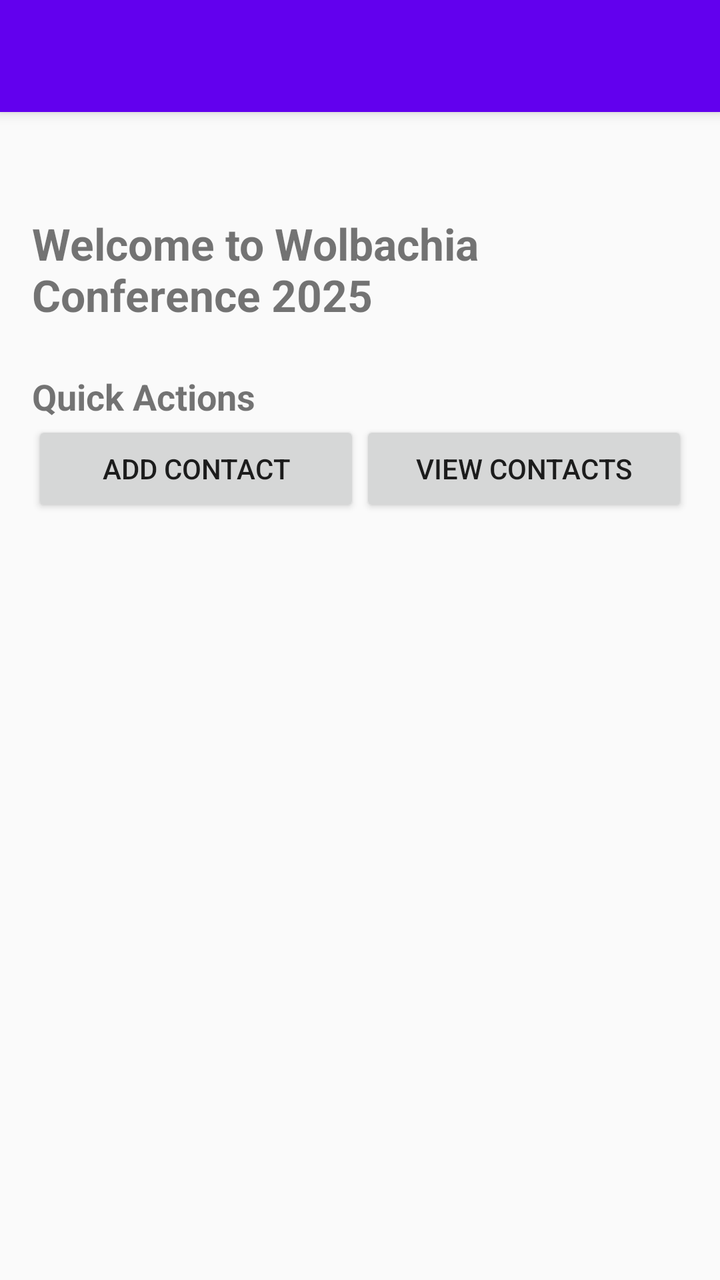
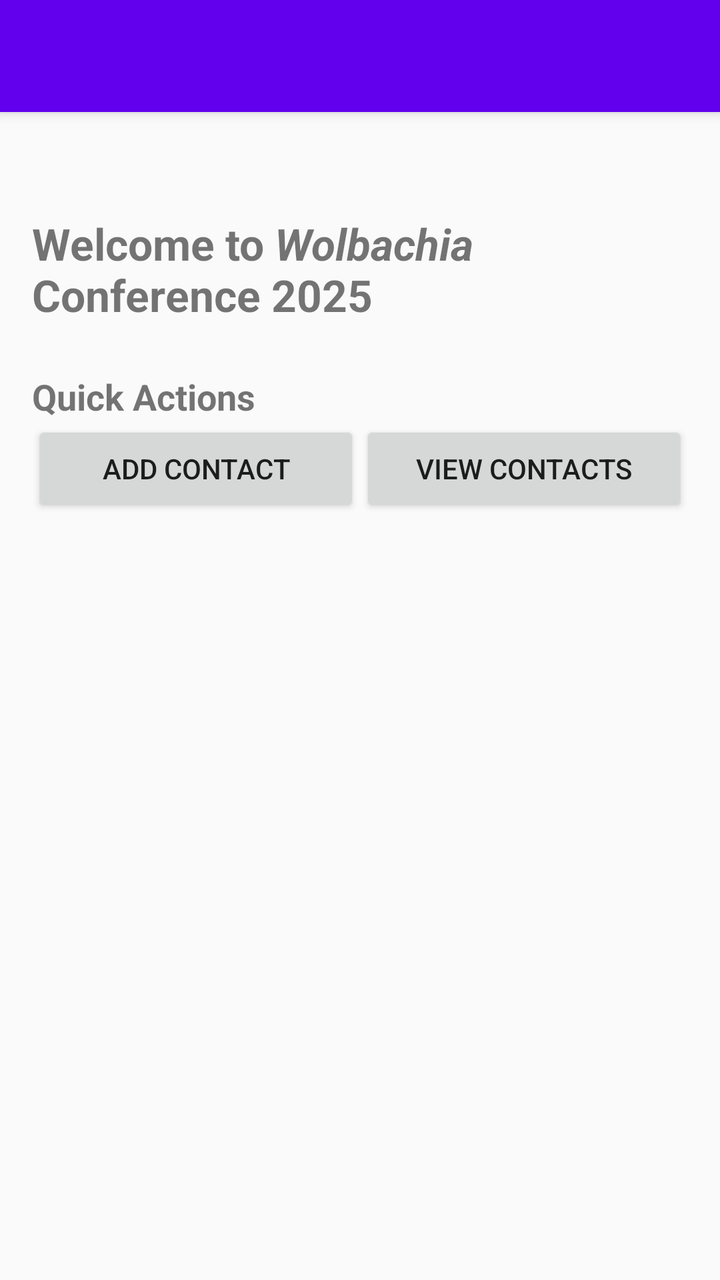

An Android layout rendered at two revisions. The XML below is the earlier revision; the diff shows what the commit changed to produce the second picture.
<!-- AndroidManifest.xml: application theme AppTheme -->
<!-- res/layout/activity_main.xml -->
<?xml version="1.0" encoding="utf-8"?>
<androidx.drawerlayout.widget.DrawerLayout xmlns:android="http://schemas.android.com/apk/res/android"
    xmlns:app="http://schemas.android.com/apk/res-auto"
    xmlns:tools="http://schemas.android.com/tools"
    android:id="@+id/drawer_layout"
    android:layout_width="match_parent"
    android:layout_height="match_parent"
    tools:context=".activities.MainActivity">

    
    <LinearLayout
        android:layout_width="match_parent"
        android:layout_height="match_parent"
        android:orientation="vertical">

        
        <androidx.appcompat.widget.Toolbar
            android:id="@+id/toolbar"
            android:layout_width="match_parent"
            android:layout_height="?attr/actionBarSize"
            android:background="@color/colorPrimary"
            android:elevation="4dp"
            android:theme="@style/ThemeOverlay.AppCompat.Dark.ActionBar"/>

        
        <LinearLayout
            android:layout_width="match_parent"
            android:layout_height="match_parent"
            android:orientation="vertical"
            android:padding="16dp">

            <TextView
                android:id="@+id/titleText"
                android:layout_width="wrap_content"
                android:layout_height="wrap_content"
                android:textSize="20sp"
                android:textStyle="bold"
                android:paddingBottom="8dp"/>

            <TextView
                android:id="@+id/welcomeText"
                android:layout_width="wrap_content"
                android:layout_height="wrap_content"
                android:text="Welcome to Wolbachia Conference 2025"
                android:textSize="22sp"
                android:textStyle="bold" />

            <TextView
                android:id="@+id/quickActionsTitle"
                android:layout_width="wrap_content"
                android:layout_height="wrap_content"
                android:text="Quick Actions"
                android:textSize="18sp"
                android:textStyle="bold"
                android:layout_marginTop="24dp" />

            <LinearLayout
                android:layout_width="match_parent"
                android:layout_height="wrap_content"
                android:orientation="horizontal"
                android:gravity="center">

                <Button
                    android:id="@+id/btn_add_contact"
                    android:layout_width="0dp"
                    android:layout_height="wrap_content"
                    android:layout_weight="1"
                    android:text="Add Contact" />

                <Button
                    android:id="@+id/btn_view_contacts"
                    android:layout_width="0dp"
                    android:layout_height="wrap_content"
                    android:layout_weight="1"
                    android:text="View Contacts" />
            </LinearLayout>
        </LinearLayout>
    </LinearLayout>

    
    <com.google.android.material.navigation.NavigationView
        android:id="@+id/nav_view"
        android:layout_width="wrap_content"
        android:layout_height="match_parent"
        android:layout_gravity="start"
        app:headerLayout="@layout/nav_header"
        app:menu="@menu/drawer_menu"
        android:elevation="8dp"/>

</androidx.drawerlayout.widget.DrawerLayout>
<!-- res/layout/nav_header.xml (included above) -->
<?xml version="1.0" encoding="utf-8"?>
<LinearLayout xmlns:android="http://schemas.android.com/apk/res/android"
    android:layout_width="match_parent"
    android:layout_height="wrap_content"
    android:orientation="vertical"
    android:gravity="center"
    android:padding="16dp"
    android:background="@color/colorPrimary">

    <ImageView
        android:id="@+id/sakura_logo"
        android:layout_width="80dp"
        android:layout_height="80dp"
        android:src="@drawable/sakura_flower"
        android:contentDescription="Sakura Logo" />

    <TextView
        android:layout_width="wrap_content"
        android:layout_height="wrap_content"
        android:text="Wolbachia Conference 2025"
        android:textSize="20sp"
        android:textStyle="bold"
        android:textColor="@android:color/white" />

</LinearLayout>
<!-- resources referenced by this layout -->
<resources>
  <color name="colorPrimary">#6200EE</color>
  <!-- drawable sakura_flower: jpg bitmap (drawable, 23583 bytes) -->
  <style name="AppTheme" parent="Theme.AppCompat.Light.NoActionBar">
          
          <item name="windowActionBar">false</item>
          <item name="windowNoTitle">true</item>
      </style>
</resources>

<!-- the commit's change to res/layout/activity_main.xml (unified diff, before → after) -->
@@ -41,9 +41,10 @@
                 android:id="@+id/welcomeText"
                 android:layout_width="wrap_content"
                 android:layout_height="wrap_content"
-                android:text="Welcome to Wolbachia Conference 2025"
                 android:textSize="22sp"
-                android:textStyle="bold" />
+                android:textStyle="bold"
+                android:text="@string/welcome_text"
+                android:ellipsize="end"/>
 
             <TextView
                 android:id="@+id/quickActionsTitle"
@@ -108,7 +109,7 @@
     <TextView
         android:layout_width="wrap_content"
         android:layout_height="wrap_content"
-        android:text="Wolbachia Conference 2025"
+        android:text="@string/conference_info"
         android:textSize="20sp"
         android:textStyle="bold"
         android:textColor="@android:color/white" />
<!-- resource entries referenced after the edit -->
@@ -2,6 +2,8 @@
 <resources>
   <color name="colorPrimary">#6200EE</color>
   <!-- drawable sakura_flower: jpg bitmap (drawable, 23583 bytes) -->
+  <string name="conference_info"><i>Wolbachia</i> Conference 2025</string>
+  <string name="welcome_text">Welcome to <i>Wolbachia</i> Conference 2025</string>
   <style name="AppTheme" parent="Theme.AppCompat.Light.NoActionBar">
           
           <item name="windowActionBar">false</item>
